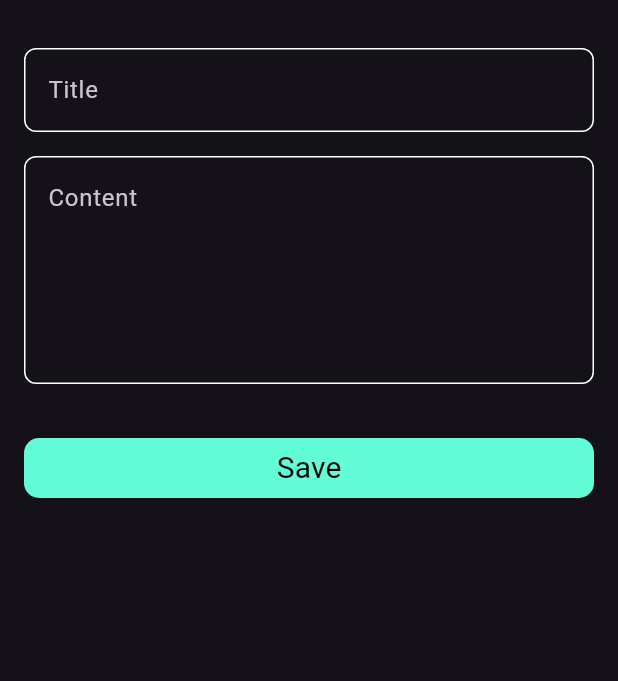
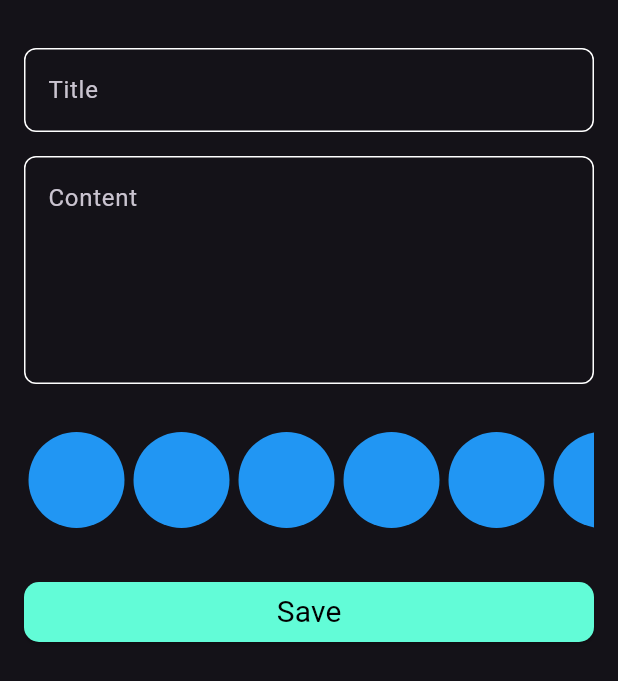
Before and after one commit to moelhewehy7/notes-app, a Flutter app: the AddNoteBottomSheet widget shown alone on an empty page, opened directly, on a phone screen of 412 x 824 dp. Shown: the top 681 px of the screen. Run offline on Flutter 3.47's test engine with Material 3 defaults, Android fonts, the phone set to English and light mode, and no system bars; our stand-ins replace bloc, flutter_bloc, flutter_spinkit, hive, hive_flutter; accounts and stored records are empty.

Commit message:
create color listview part 1

```diff
--- a/lib/customwidget/addnotebottomshee.dart
+++ b/lib/customwidget/addnotebottomshee.dart
@@ -21,7 +21,7 @@ class AddNoteBottomSheet extends StatelessWidget {
                     right: 16,
                     left: 16,
                     bottom: MediaQuery.of(context).viewInsets.bottom),
-                child: SingleChildScrollView(child: Noteform())),
+                child: const SingleChildScrollView(child: Noteform())),
           );
         },
       ),
--- a/lib/customwidget/note_form.dart
+++ b/lib/customwidget/note_form.dart
@@ -54,6 +54,10 @@ class _NoteformState extends State<Noteform> {
             hint: 'Content',
           ),
           const SizedBox(
+            height: 32,
+          ),
+          ColorListView(),
+          SizedBox(
             height: 32,
           ),
           BlocConsumer<AddNotesCubit, AddNotesState>(
@@ -120,3 +124,33 @@ class _NoteformState extends State<Noteform> {
     );
   }
 }
+
+class ColorItem extends StatelessWidget {
+  const ColorItem({super.key});
+
+  @override
+  Widget build(BuildContext context) {
+    return CircleAvatar(
+      radius: 35,
+      backgroundColor: Colors.blue,
+    );
+  }
+}
+
+class ColorListView extends StatelessWidget {
+  const ColorListView({super.key});
+
+  @override
+  Widget build(BuildContext context) {
+    return SizedBox(
+      height: 32 * 2,
+      child: ListView.builder(
+        scrollDirection: Axis.horizontal,
+        itemCount: 10,
+        itemBuilder: (BuildContext context, int index) {
+          return ColorItem();
+        },
+      ),
+    );
+  }
+}
--- a/lib/views/editnotes.dart
+++ b/lib/views/editnotes.dart
@@ -53,7 +53,7 @@ class _EditNotesState extends State<EditNotes> {
             onChanged: (value) {
               title = value;
             },
-            initialValue: widget.noteModel!.title,
+            initialValue: widget.noteModel.title,
           ),
           const SizedBox(
             height: 16,
@@ -62,7 +62,7 @@ class _EditNotesState extends State<EditNotes> {
             onChanged: (value) {
               content = value;
             },
-            initialValue: widget.noteModel!.content,
+            initialValue: widget.noteModel.content,
             maxLines: 5,
           )
         ],
```
